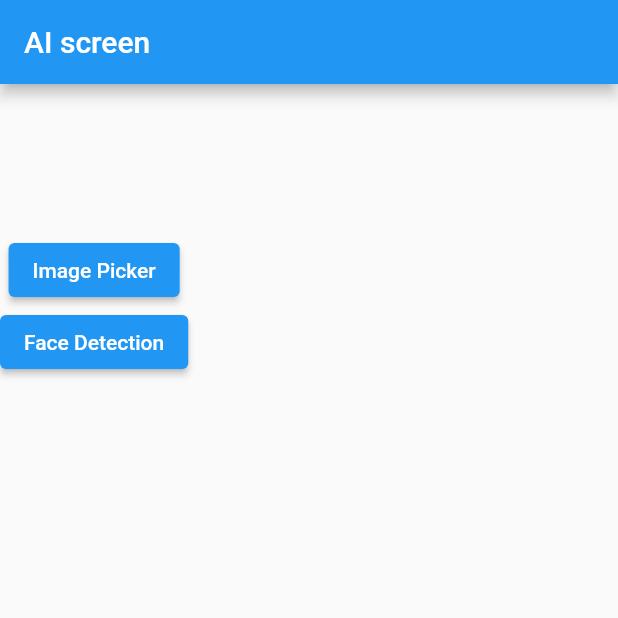
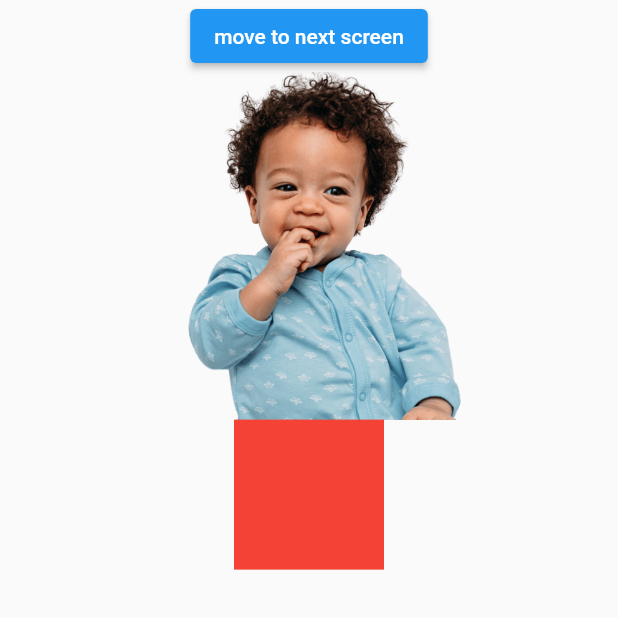
Before and after one commit to manukj/workshop, a Flutter app: the screen it shows after launch, on a phone screen of 412 x 824 dp, the top half of it. Run offline on Flutter 3.47's test engine with Material 2 defaults, Android fonts, the phone set to English and light mode, and no system bars; our stand-ins replace image_picker; missing offline and left inert: google_mlkit_face_detection.

Commit message:
animated screen addex

```diff
--- a/lib/main.dart
+++ b/lib/main.dart
@@ -1,5 +1,6 @@
 import 'package:flutter/material.dart';
 import 'package:workshop1/FirstPage.dart';
+import 'package:workshop1/pages/AnimateScreen.dart';
 
 import 'AiScreen.dart';
 import 'SecondPage.dart';
@@ -15,7 +16,7 @@ class MyApp extends StatelessWidget {
   Widget build(BuildContext context) {
     return const MaterialApp(
       debugShowCheckedModeBanner: false,
-      home: AiScreen(),
+      home: SafeArea(child: AnimateScreen()),
     );
   }
 }
--- /dev/null
+++ b/lib/pages/AnimateScreen.dart
@@ -0,0 +1,49 @@
+import 'package:flutter/material.dart';
+
+import 'SecondScreen.dart';
+
+class AnimateScreen extends StatefulWidget {
+  const AnimateScreen({Key? key}) : super(key: key);
+
+  @override
+  State<AnimateScreen> createState() => _AnimateScreenState();
+}
+
+class _AnimateScreenState extends State<AnimateScreen> {
+  bool isExpanded = false;
+
+  @override
+  Widget build(BuildContext context) {
+    return Scaffold(
+      body: Column(
+        children: [
+          ElevatedButton(
+              onPressed: () {
+                Navigator.of(context).push(MaterialPageRoute(
+                  builder: (_) => SecondScreen(),
+                ));
+              },
+              child: Text('move to next screen')),
+          Hero(
+            tag: 'hero_tag',
+            child: Image.asset('assets/images/people.png'),
+          ),
+          InkWell(
+            onTap: () {
+              isExpanded = !isExpanded;
+              setState(() {});
+            },
+            child: AnimatedContainer(
+              duration: const Duration(
+                milliseconds: 500,
+              ),
+              height: isExpanded ? 300 : 100,
+              width: 100,
+              color: isExpanded ? Colors.blue : Colors.red,
+            ),
+          )
+        ],
+      ),
+    );
+  }
+}
--- a/pubspec.yaml
+++ b/pubspec.yaml
@@ -62,9 +62,9 @@ flutter:
   uses-material-design: true
 
   # To add assets to your application, add an assets section, like this:
-  # assets:
-  #   - images/a_dot_burr.jpeg
-  #   - images/a_dot_ham.jpeg
+  assets:
+     - assets/images/people.png
+
 
   # An image asset can refer to one or more resolution-specific "variants", see
   # https://flutter.dev/assets-and-images/#resolution-aware
```
Also changed, not shown: lib/pages/SecondScreen.dart (added, +26 -0 lines), assets/images/people.png (added).
